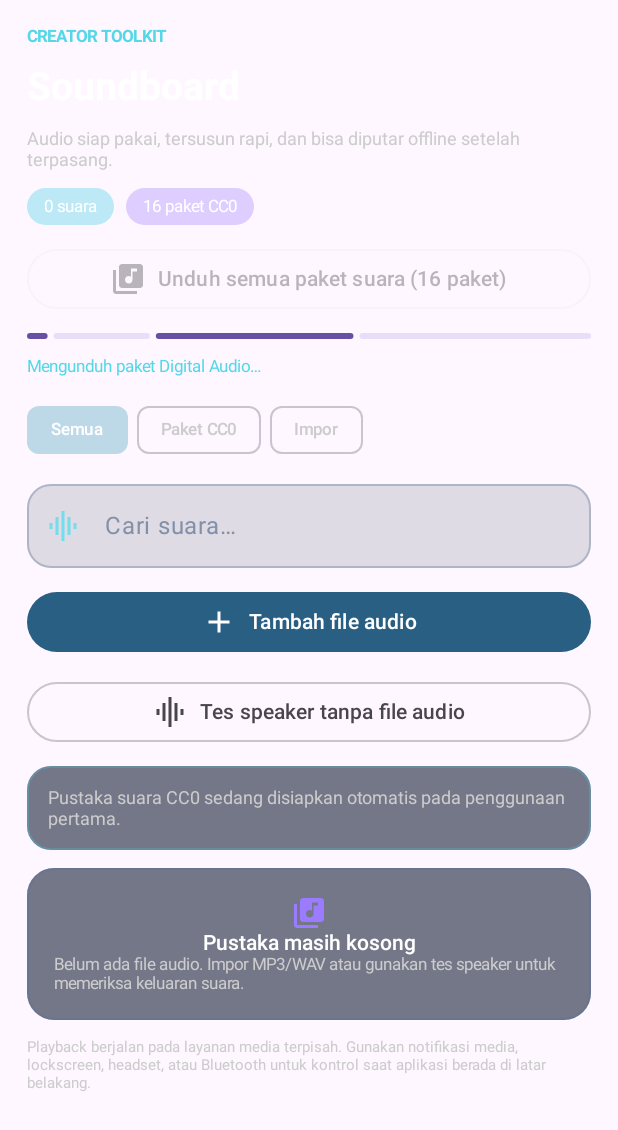
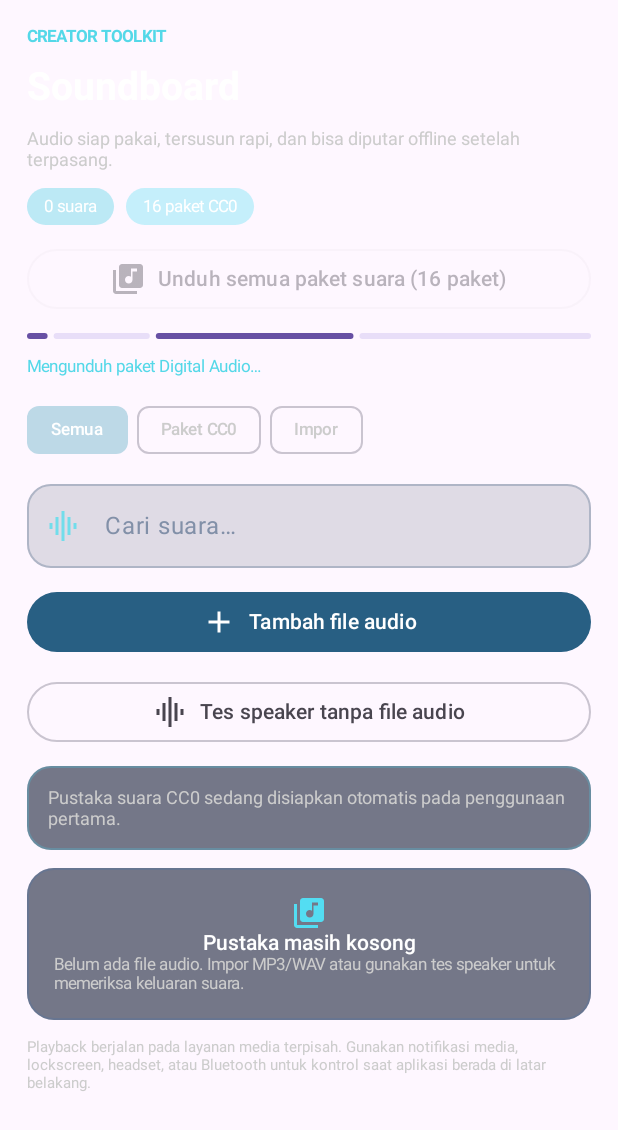
Before and after one commit to adebojel/LiveCreatorStudio, an Android app built with Jetpack Compose: the composable SoundboardScreen shown on its own in the app's theme, on a phone screen of 412 x 824 dp. Shown: the top 1130 px of the screen. Run offline under Robolectric (Android 15) with nearby library versions, the phone set to English and light mode, and no system bars; network calls fail; 5 statements that could not run were skipped.

Commit message:
ui: align soundboard accents with cyan glass theme

```diff
--- a/app/src/main/java/id/livecreator/studio/SoundboardScreen.kt
+++ b/app/src/main/java/id/livecreator/studio/SoundboardScreen.kt
@@ -190,7 +190,7 @@ fun SoundboardScreen(modifier: Modifier = Modifier) {
             Surface(color = Color(0x5538CDE0), shape = RoundedCornerShape(50)) {
                 Text("${sounds.size} suara", color = Color.White, modifier = Modifier.padding(horizontal = 11.dp, vertical = 6.dp), fontSize = 11.sp)
             }
-            Surface(color = Color(0x559B7BFF), shape = RoundedCornerShape(50)) {
+            Surface(color = Color(0x5553DDF2), shape = RoundedCornerShape(50)) {
                 Text("${SoundPackCatalog.packs.size} paket CC0", color = Color.White, modifier = Modifier.padding(horizontal = 11.dp, vertical = 6.dp), fontSize = 11.sp)
             }
         }
@@ -274,7 +274,7 @@ fun SoundboardScreen(modifier: Modifier = Modifier) {
         if (sounds.isEmpty()) {
             Surface(color = Color(0x99192339), shape = RoundedCornerShape(18.dp), border = androidx.compose.foundation.BorderStroke(1.dp, Color(0x554E74A2)), modifier = Modifier.fillMaxWidth()) {
                 Column(Modifier.padding(18.dp), horizontalAlignment = Alignment.CenterHorizontally) {
-                    Icon(Icons.Default.LibraryMusic, contentDescription = null, tint = Color(0xFF9B7BFF))
+                    Icon(Icons.Default.LibraryMusic, contentDescription = null, tint = Color(0xFF53DDF2))
                     Text("Pustaka masih kosong", color = Color.White, fontWeight = FontWeight.SemiBold)
                     Text("Belum ada file audio. Impor MP3/WAV atau gunakan tes speaker untuk memeriksa keluaran suara.", color = Color.LightGray, fontSize = 11.sp)
                 }
```
